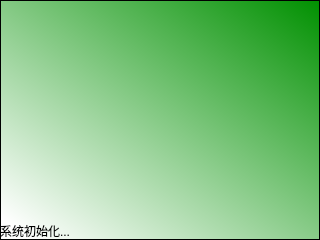
First picture: the form in forms/appopen.ui, repository yileiren/YDocManager, before the edit.
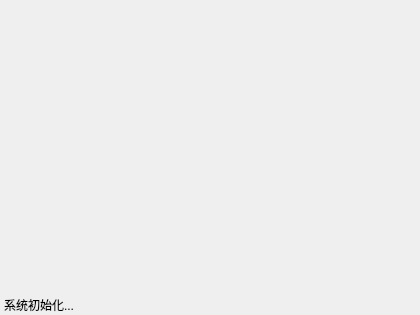
Second picture: the form after the edit. Icons and pictures are not drawn.

Diff of the .ui file:
```diff
--- a/forms/appopen.ui
+++ b/forms/appopen.ui
@@ -6,20 +6,20 @@
    <rect>
     <x>0</x>
     <y>0</y>
-    <width>320</width>
-    <height>240</height>
+    <width>420</width>
+    <height>315</height>
    </rect>
   </property>
   <property name="minimumSize">
    <size>
-    <width>320</width>
-    <height>240</height>
+    <width>420</width>
+    <height>315</height>
    </size>
   </property>
   <property name="maximumSize">
    <size>
-    <width>320</width>
-    <height>240</height>
+    <width>420</width>
+    <height>315</height>
    </size>
   </property>
   <property name="contextMenuPolicy">
@@ -34,31 +34,21 @@
   <property name="modal">
    <bool>false</bool>
   </property>
-  <widget class="QGraphicsView" name="graphicsView">
-   <property name="geometry">
-    <rect>
-     <x>0</x>
-     <y>0</y>
-     <width>320</width>
-     <height>240</height>
-    </rect>
-   </property>
-   <property name="styleSheet">
-    <string notr="true">background-color: qlineargradient(spread:pad, x1:1, y1:0, x2:0.068, y2:0.971591, stop:0 rgba(0, 144, 0, 255), stop:1 rgba(255, 255, 255, 255));</string>
-   </property>
-  </widget>
   <widget class="QLabel" name="initText">
    <property name="geometry">
     <rect>
-     <x>0</x>
-     <y>221</y>
-     <width>320</width>
+     <x>4</x>
+     <y>295</y>
+     <width>350</width>
      <height>20</height>
     </rect>
    </property>
    <property name="contextMenuPolicy">
     <enum>Qt::NoContextMenu</enum>
    </property>
+   <property name="styleSheet">
+    <string notr="true">image: url(&quot;&quot;);</string>
+   </property>
    <property name="lineWidth">
     <number>2</number>
    </property>
```
Left out of the diff: 2 changed lines with no effect on the pictures.
